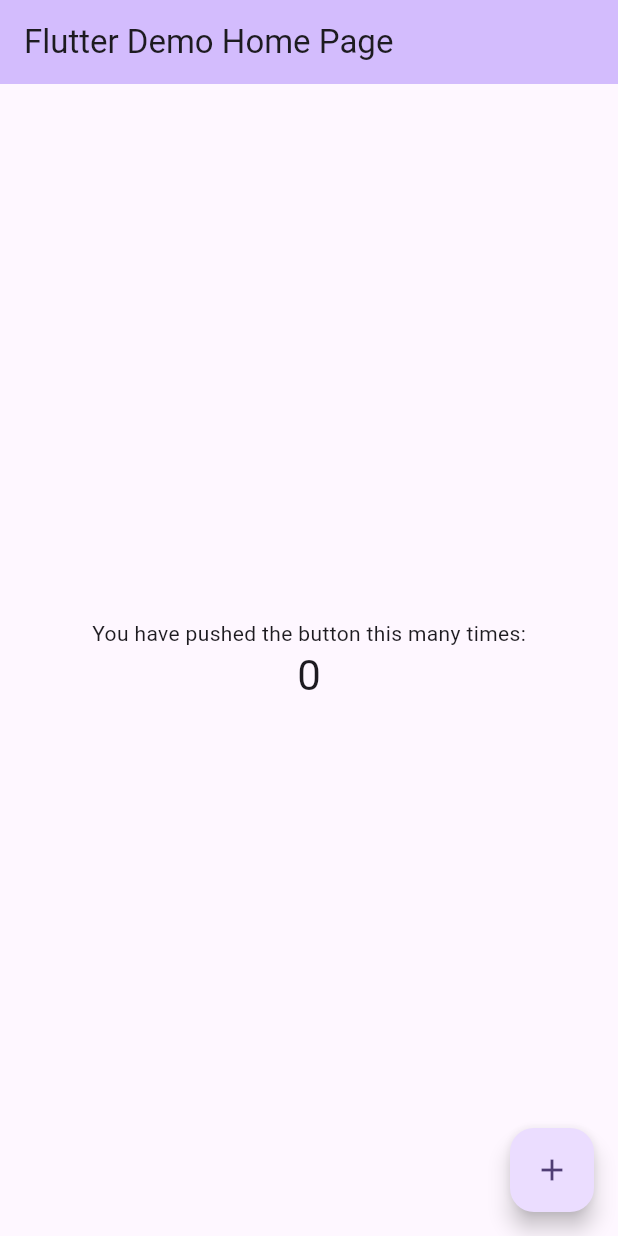
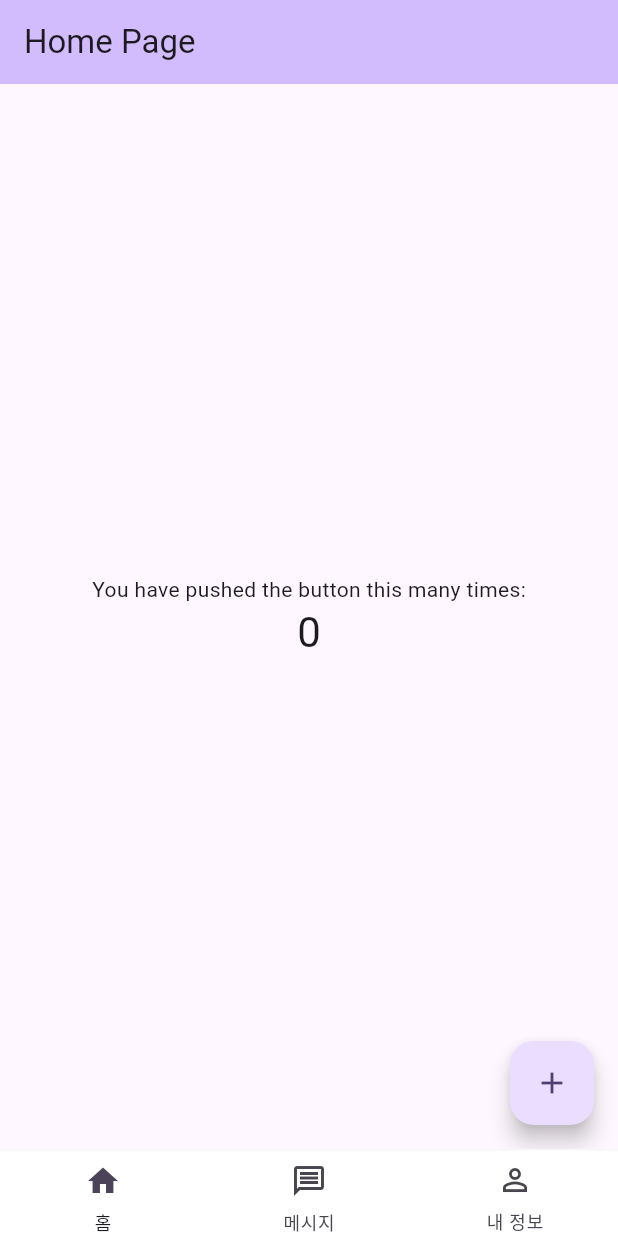
Before and after one commit to JoMinSeo/primary_scroll_controller_test, a Flutter app: the screen it shows after launch, on a phone screen of 412 x 824 dp. Run offline on Flutter 3.47's test engine with Material 3 defaults, Android fonts, the phone set to English and light mode, and no system bars; our stand-ins replace go_router, visibility_detector.

Commit message:
feat: 바텀 네비게이션 바 및 화면 생성

```diff
--- /dev/null
+++ b/lib/app/router/bottom_navigation_bar.dart
@@ -0,0 +1,192 @@
+import 'package:collection/collection.dart';
+import 'package:flutter/material.dart';
+import 'package:go_router/go_router.dart';
+import 'package:primary_scroll_controller_test/core/visible_detect_scroll_controller_notifier.dart';
+import 'package:primary_scroll_controller_test/app/router/routes.dart';
+
+const _navBarTheme = NavigationBarThemeData(
+  height: 57,
+  backgroundColor: Colors.white,
+  indicatorColor: Colors.transparent,
+  surfaceTintColor: Colors.transparent,
+  labelBehavior: NavigationDestinationLabelBehavior.alwaysShow,
+  elevation: 1.0,
+  // labelTextStyle: WidgetStateProperty.resolveWith((states) {
+  //   if (states.contains(WidgetState.selected)) {
+  //     return $styles.text.font11.semiBold.textColor($styles.colors.brand600);
+  //   }
+  //   return $styles.text.font11.semiBold.textColor($styles.colors.gray500);
+  // }),
+);
+
+class TestBottomNavigationBar extends StatefulWidget {
+  const TestBottomNavigationBar({
+    super.key,
+    required this.navigationShell,
+    required this.children,
+  });
+
+  final StatefulNavigationShell navigationShell;
+
+  final List<Widget> children;
+
+  @override
+  State<TestBottomNavigationBar> createState() => _TestBottomNavigationBarState();
+}
+
+class _TestBottomNavigationBarState extends State<TestBottomNavigationBar> {
+  ScrollController? _primaryScrollController;
+
+  bool _isTopPosition = true;
+
+  // 각 브랜치의 context를 가져오는 메서드
+  BuildContext? getBranchContext(int index) {
+    switch (index) {
+      case 0:
+        return homeNavigatorKey.currentContext;
+      case 1:
+        return messageNavigatorKey.currentContext;
+      case 2:
+        return menuNavigatorKey.currentContext;
+      default:
+        return null;
+    }
+  }
+
+  // 현재 활성화된 브랜치의 context를 가져오는 메서드
+  BuildContext? getCurrentBranchContext() {
+    return getBranchContext(widget.navigationShell.currentIndex);
+  }
+
+  @override
+  Widget build(BuildContext context) {
+    return NotificationListener<ScrollControllerNotification>(
+      onNotification: (notification) {
+        if (_primaryScrollController != notification.controller) {
+          _primaryScrollController?.removeListener(scrollOffsetListener);
+          setState(() {
+            // 기본 스크롤 컨트롤러를 업데이트합니다.
+            // 주어진 컨트롤러는 전송 측의 위젯에 따라 삭제되므로 여기서는 삭제되지 않습니다.
+            _primaryScrollController = notification.controller;
+          });
+          _primaryScrollController?.addListener(scrollOffsetListener);
+          scrollOffsetListener();
+        }
+
+        return true;
+      },
+      child: PrimaryScrollController(
+        controller: _primaryScrollController ?? PrimaryScrollController.of(context),
+        child: Scaffold(
+          body: BranchContainer(
+            currentIndex: widget.navigationShell.currentIndex,
+            children: widget.children,
+          ),
+          bottomNavigationBar: NavigationBarTheme(
+            data: _navBarTheme,
+            child: Container(
+              decoration: BoxDecoration(
+                border: Border(
+                  top: BorderSide(color: Colors.grey.shade100, width: 1.0),
+                ),
+              ),
+              child: NavigationBar(
+                selectedIndex: widget.navigationShell.currentIndex,
+                onDestinationSelected: (index) => _onDestinationSelected(index),
+                destinations: const [
+                  Padding(
+                    padding: EdgeInsets.only(top: 5, bottom: 2),
+                    child: NavigationDestination(
+                      label: '홈',
+                      icon: Icon(Icons.home_outlined),
+                      selectedIcon: Icon(Icons.home),
+                    ),
+                  ),
+                  Padding(
+                    padding: EdgeInsets.only(top: 5, bottom: 2),
+                    child: NavigationDestination(
+                      label: '메시지',
+                      icon: Icon(Icons.message_outlined),
+                      selectedIcon: Icon(Icons.message),
+                    ),
+                  ),
+                  Padding(
+                    padding: EdgeInsets.only(top: 5, bottom: 2),
+                    child: NavigationDestination(
+                      label: '내 정보',
+                      icon: Icon(Icons.person_outline),
+                      selectedIcon: Icon(Icons.person),
+                    ),
+                  ),
+                ],
+              ),
+            ),
+          ),
+        ),
+      ),
+    );
+  }
+
+  void scrollOffsetListener() {
+    final hasValidController = _primaryScrollController?.hasClients ?? false;
+    if (!hasValidController) {
+      setState(() => _isTopPosition = true);
+      return;
+    }
+
+    final offset = _primaryScrollController!.offset;
+    final isTopPosition = offset < 50.0;
+
+    if (_isTopPosition != isTopPosition) {
+      setState(() => _isTopPosition = isTopPosition);
+    }
+  }
+
+  void _onDestinationSelected(int index) {
+    widget.navigationShell.goBranch(
+      index,
+      initialLocation: index == widget.navigationShell.currentIndex,
+    );
+
+    final BuildContext? context = getBranchContext(index);
+
+    if (context == null) return;
+
+    final scrollController = PrimaryScrollController.of(context);
+
+    if (scrollController.hasClients) {
+      Future.delayed(const Duration(milliseconds: 300), () {
+        scrollController.animateTo(0, duration: const Duration(milliseconds: 300), curve: Curves.easeInOut);
+      });
+    }
+  }
+}
+
+/// 브랜치 네비게이터를 표시할 컨테이너
+/// 브랜치 전환 시 애니메이션 효과를 제공합니다.
+class BranchContainer extends StatelessWidget {
+  const BranchContainer({
+    super.key,
+    required this.currentIndex,
+    required this.children,
+  });
+
+  /// 현재 활성화된 브랜치의 인덱스
+  final int currentIndex;
+
+  /// 브랜치 네비게이터를 표시할 자식 위젯들
+  final List<Widget> children;
+
+  @override
+  Widget build(BuildContext context) {
+    return IndexedStack(
+      index: currentIndex,
+      children: children.mapIndexed((int index, Widget navigator) {
+        return IgnorePointer(
+          ignoring: index != currentIndex,
+          child: navigator,
+        );
+      }).toList(),
+    );
+  }
+}
--- /dev/null
+++ b/lib/app/router/router.dart
@@ -0,0 +1,11 @@
+import 'package:flutter/material.dart';
+import 'package:go_router/go_router.dart';
+import 'package:primary_scroll_controller_test/app/router/routes.dart';
+
+final GlobalKey<NavigatorState> _navigatorKey = GlobalKey<NavigatorState>();
+
+final GoRouter router = GoRouter(
+  initialLocation: HomeRoute.path,
+  navigatorKey: _navigatorKey,
+  routes: $appRoutes,
+);
--- a/lib/main.dart
+++ b/lib/main.dart
@@ -1,4 +1,5 @@
 import 'package:flutter/material.dart';
+import 'package:primary_scroll_controller_test/app/router/router.dart';
 
 void main() {
   runApp(const MyApp());
@@ -7,119 +8,15 @@ void main() {
 class MyApp extends StatelessWidget {
   const MyApp({super.key});
 
-  // This widget is the root of your application.
   @override
   Widget build(BuildContext context) {
-    return MaterialApp(
-      title: 'Flutter Demo',
+    return MaterialApp.router(
+      title: 'Primary Scroll Controller Test',
       theme: ThemeData(
-        // This is the theme of your application.
-        //
-        // TRY THIS: Try running your application with "flutter run". You'll see
-        // the application has a purple toolbar. Then, without quitting the app,
-        // try changing the seedColor in the colorScheme below to Colors.green
-        // and then invoke "hot reload" (save your changes or press the "hot
-        // reload" button in a Flutter-supported IDE, or press "r" if you used
-        // the command line to start the app).
-        //
-        // Notice that the counter didn't reset back to zero; the application
-        // state is not lost during the reload. To reset the state, use hot
-        // restart instead.
-        //
-        // This works for code too, not just values: Most code changes can be
-        // tested with just a hot reload.
         colorScheme: ColorScheme.fromSeed(seedColor: Colors.deepPurple),
         useMaterial3: true,
       ),
-      home: const MyHomePage(title: 'Flutter Demo Home Page'),
+      routerConfig: router,
     );
   }
 }
-
-class MyHomePage extends StatefulWidget {
-  const MyHomePage({super.key, required this.title});
-
-  // This widget is the home page of your application. It is stateful, meaning
-  // that it has a State object (defined below) that contains fields that affect
-  // how it looks.
-
-  // This class is the configuration for the state. It holds the values (in this
-  // case the title) provided by the parent (in this case the App widget) and
-  // used by the build method of the State. Fields in a Widget subclass are
-  // always marked "final".
-
-  final String title;
-
-  @override
-  State<MyHomePage> createState() => _MyHomePageState();
-}
-
-class _MyHomePageState extends State<MyHomePage> {
-  int _counter = 0;
-
-  void _incrementCounter() {
-    setState(() {
-      // This call to setState tells the Flutter framework that something has
-      // changed in this State, which causes it to rerun the build method below
-      // so that the display can reflect the updated values. If we changed
-      // _counter without calling setState(), then the build method would not be
-      // called again, and so nothing would appear to happen.
-      _counter++;
-    });
-  }
-
-  @override
-  Widget build(BuildContext context) {
-    // This method is rerun every time setState is called, for instance as done
-    // by the _incrementCounter method above.
-    //
-    // The Flutter framework has been optimized to make rerunning build methods
-    // fast, so that you can just rebuild anything that needs updating rather
-    // than having to individually change instances of widgets.
-    return Scaffold(
-      appBar: AppBar(
-        // TRY THIS: Try changing the color here to a specific color (to
-        // Colors.amber, perhaps?) and trigger a hot reload to see the AppBar
-        // change color while the other colors stay the same.
-        backgroundColor: Theme.of(context).colorScheme.inversePrimary,
-        // Here we take the value from the MyHomePage object that was created by
-        // the App.build method, and use it to set our appbar title.
-        title: Text(widget.title),
-      ),
-      body: Center(
-        // Center is a layout widget. It takes a single child and positions it
-        // in the middle of the parent.
-        child: Column(
-          // Column is also a layout widget. It takes a list of children and
-          // arranges them vertically. By default, it sizes itself to fit its
-          // children horizontally, and tries to be as tall as its parent.
-          //
-          // Column has various properties to control how it sizes itself and
-          // how it positions its children. Here we use mainAxisAlignment to
-          // center the children vertically; the main axis here is the vertical
-          // axis because Columns are vertical (the cross axis would be
-          // horizontal).
-          //
-          // TRY THIS: Invoke "debug painting" (choose the "Toggle Debug Paint"
-          // action in the IDE, or press "p" in the console), to see the
-          // wireframe for each widget.
-          mainAxisAlignment: MainAxisAlignment.center,
-          children: <Widget>[
-            const Text(
-              'You have pushed the button this many times:',
-            ),
-            Text(
-              '$_counter',
-              style: Theme.of(context).textTheme.headlineMedium,
-            ),
-          ],
-        ),
-      ),
-      floatingActionButton: FloatingActionButton(
-        onPressed: _incrementCounter,
-        tooltip: 'Increment',
-        child: const Icon(Icons.add),
-      ), // This trailing comma makes auto-formatting nicer for build methods.
-    );
-  }
-}
--- /dev/null
+++ b/lib/pages/home_page.dart
@@ -0,0 +1,47 @@
+import 'package:flutter/material.dart';
+
+class HomePage extends StatefulWidget {
+  const HomePage({super.key});
+
+  @override
+  State<HomePage> createState() => _HomePageState();
+}
+
+class _HomePageState extends State<HomePage> {
+  int _counter = 0;
+
+  void _incrementCounter() {
+    setState(() {
+      _counter++;
+    });
+  }
+
+  @override
+  Widget build(BuildContext context) {
+    return Scaffold(
+      appBar: AppBar(
+        backgroundColor: Theme.of(context).colorScheme.inversePrimary,
+        title: const Text('Home Page'),
+      ),
+      body: Center(
+        child: Column(
+          mainAxisAlignment: MainAxisAlignment.center,
+          children: <Widget>[
+            const Text(
+              'You have pushed the button this many times:',
+            ),
+            Text(
+              '$_counter',
+              style: Theme.of(context).textTheme.headlineMedium,
+            ),
+          ],
+        ),
+      ),
+      floatingActionButton: FloatingActionButton(
+        onPressed: _incrementCounter,
+        tooltip: 'Increment',
+        child: const Icon(Icons.add),
+      ),
+    );
+  }
+}
```
Also changed, not shown: lib/app/router/routes.dart (added, +123 -0 lines), lib/core/visible_detect_scroll_controller_notifier.dart (added, +34 -0 lines), lib/pages/menu_page.dart (added, +14 -0 lines), lib/pages/message_page.dart (added, +33 -0 lines), pubspec.yaml (+6 -3 lines), lib/app/router/routes.g.dart (added), pubspec.lock.
